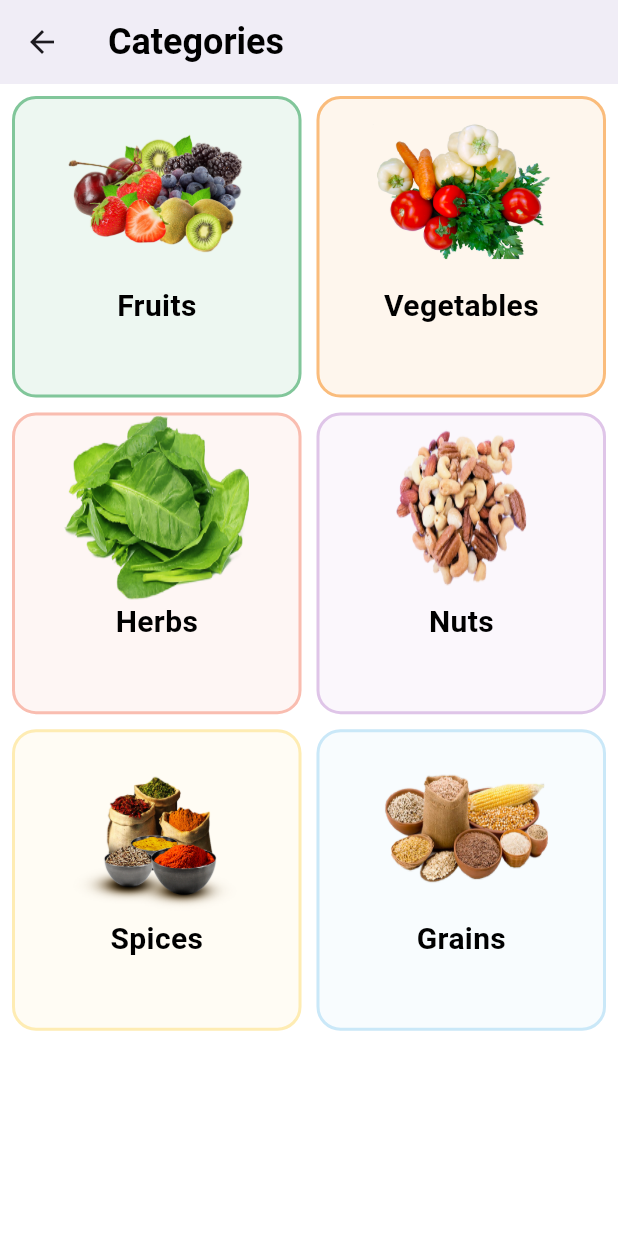
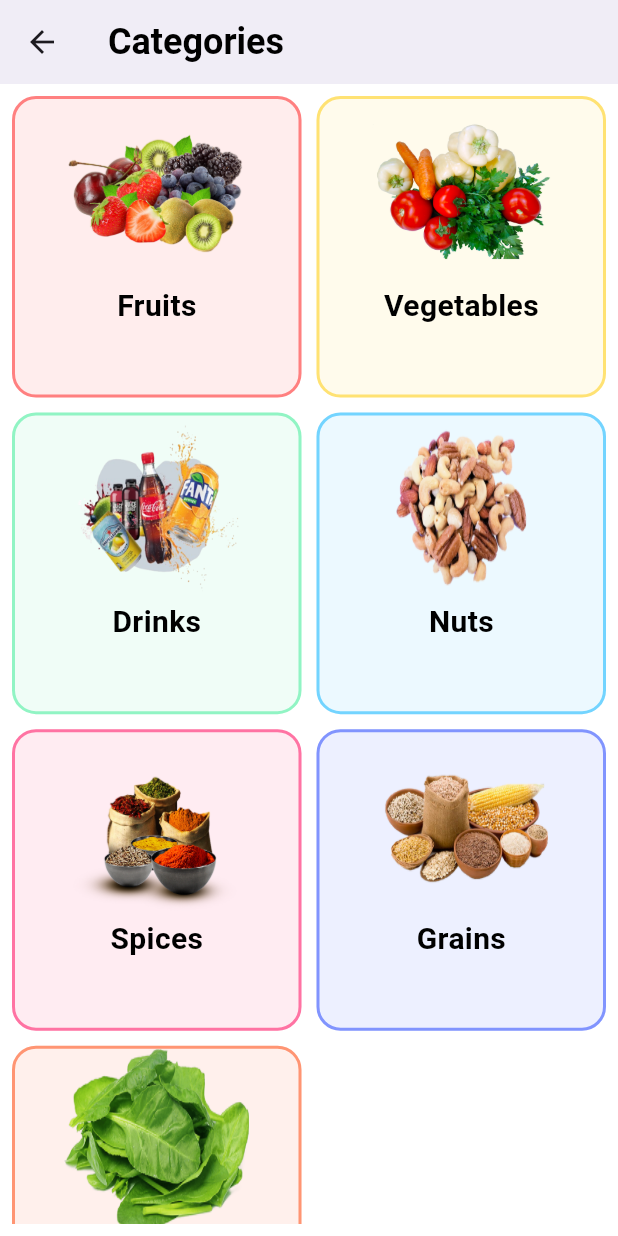
Before and after one commit to kaizhelam/GroceryDeliveryApp, a Flutter app: the CategoriesScreen screen opened directly, on a phone screen of 412 x 824 dp. Run offline on Flutter 3.47's test engine with Material 3 defaults, Android fonts, the light colour scheme and no system bars; our stand-ins replace awesome_notifications, badges, card_swiper, cloud_firestore, fancy_shimmer_image, firebase_auth and 9 more; missing offline and left inert: shared_preferences_web; accounts and stored records are empty.

Commit message:
update commit

```diff
--- a/grocery_delivery_app/lib/screens/categories.dart
+++ b/grocery_delivery_app/lib/screens/categories.dart
@@ -9,12 +9,13 @@ class CategoriesScreen extends StatelessWidget {
   CategoriesScreen({super.key});
 
   List<Color> gridColors = [
-    const Color(0xff53B175),
-    const Color(0xffF8A44C),
-    const Color(0xffF7A593),
-    const Color(0xffD3B0E0),
-    const Color(0xffFDE598),
-    const Color(0xffB7DFF5),
+    const Color(0xffFF5252), // Red
+    const Color(0xffFFD740), // Amber
+    const Color(0xff69F0AE), // Green
+    const Color(0xff40C4FF), // Blue
+    const Color(0xffFF4081), // Pink
+    const Color(0xff536DFE), // Indigo
+    const Color(0xffFF6E40), // Orange
   ];
 
 
@@ -28,8 +29,8 @@ class CategoriesScreen extends StatelessWidget {
       'catText': 'Vegetables',
     },
     {
-      'imgPath': 'assets/images/cat/Spinach.png',
-      'catText': 'Herbs',
+      'imgPath': 'assets/images/cat/drink.png',
+      'catText': 'Drinks',
     },
     {
       'imgPath': 'assets/images/cat/nuts.png',
@@ -42,6 +43,10 @@ class CategoriesScreen extends StatelessWidget {
     {
       'imgPath': 'assets/images/cat/grains.png',
       'catText': 'Grains',
+    },
+    {
+      'imgPath': 'assets/images/cat/Spinach.png',
+      'catText': 'Herbs',
     },
   ];
 
@@ -67,7 +72,7 @@ class CategoriesScreen extends StatelessWidget {
           childAspectRatio: 240 / 250,
           crossAxisSpacing: 10,
           mainAxisSpacing: 10,
-          children: List.generate(6, (index) {
+          children: List.generate(7, (index) {
             return CategoriesWidget(
               catText: catInfo[index]['catText'],
               imgPath: catInfo[index]['imgPath'],
```
Also changed, not shown: grocery_delivery_app/assets/images/cat/drink.png (added), grocery_delivery_app/assets/images/coke.png (added), grocery_delivery_app/assets/images/fanta.png (added), grocery_delivery_app/assets/images/pepsi.png (added), grocery_delivery_app/assets/images/redbull.png (added), grocery_delivery_app/assets/images/sprite.png (added), grocery_delivery_app/assets/images/water bottle.png (added).
